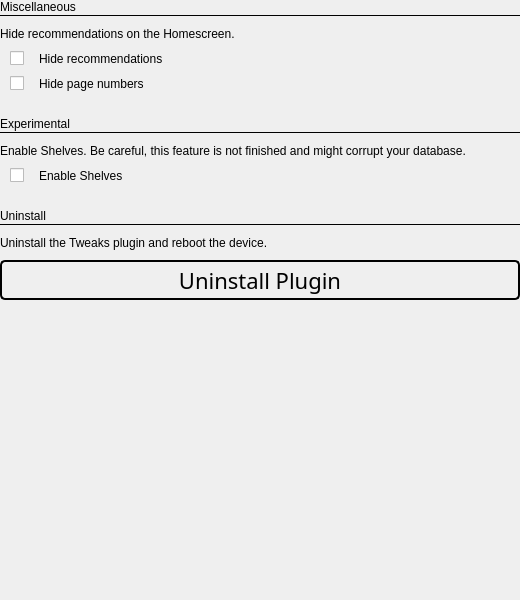
Before: the Qt Designer form src/tweaks/TweaksSettingsMiscView.ui in ah-/koboplugins, drawn with Qt 5.
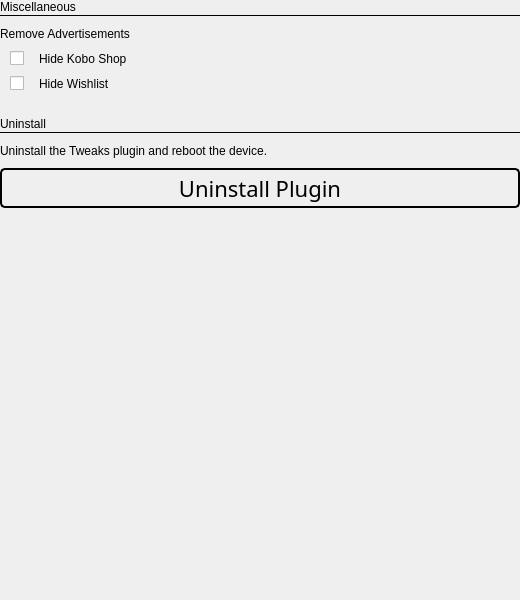
After: the same form once the commit is applied. Icons and pictures are not drawn. Custom widgets are drawn as their Qt base class.

What changed in the file:
```diff
--- a/src/tweaks/TweaksSettingsMiscView.ui
+++ b/src/tweaks/TweaksSettingsMiscView.ui
@@ -54,7 +54,7 @@
 padding-bottom: 10;</string>
      </property>
      <property name="text">
-      <string>Hide recommendations on the Homescreen.</string>
+      <string>Remove Advertisements</string>
      </property>
      <property name="textFormat">
       <enum>Qt::RichText</enum>
@@ -98,7 +98,7 @@
 </string>
        </property>
        <property name="text">
-        <string>Hide recommendations</string>
+        <string>Hide Kobo Shop</string>
        </property>
       </widget>
      </item>
@@ -122,100 +122,7 @@
 </string>
        </property>
        <property name="text">
-        <string>Hide page numbers</string>
-       </property>
-      </widget>
-     </item>
-    </layout>
-   </item>
-   <item>
-    <widget class="QLabel" name="label_5">
-     <property name="minimumSize">
-      <size>
-       <width>0</width>
-       <height>40</height>
-      </size>
-     </property>
-     <property name="styleSheet">
-      <string notr="true">font: 20px &quot;Avenir&quot;;</string>
-     </property>
-     <property name="text">
-      <string>Experimental</string>
-     </property>
-     <property name="textFormat">
-      <enum>Qt::RichText</enum>
-     </property>
-     <property name="alignment">
-      <set>Qt::AlignBottom|Qt::AlignLeading|Qt::AlignLeft</set>
-     </property>
-     <property name="wordWrap">
-      <bool>true</bool>
-     </property>
-    </widget>
-   </item>
-   <item>
-    <widget class="QFrame" name="frame_2">
-     <property name="frameShape">
-      <enum>QFrame::HLine</enum>
-     </property>
-     <property name="frameShadow">
-      <enum>QFrame::Plain</enum>
-     </property>
-    </widget>
-   </item>
-   <item>
-    <widget class="TouchLabel" name="label_4">
-     <property name="styleSheet">
-      <string notr="true">font: 20px &quot;Avenir&quot;; 
-padding-top: 10px; 
-padding-bottom: 10;</string>
-     </property>
-     <property name="text">
-      <string>Enable Shelves. Be careful, this feature is not finished and might corrupt your database.</string>
-     </property>
-     <property name="textFormat">
-      <enum>Qt::RichText</enum>
-     </property>
-     <property name="wordWrap">
-      <bool>true</bool>
-     </property>
-     <property name="indent">
-      <number>0</number>
-     </property>
-    </widget>
-   </item>
-   <item>
-    <layout class="QFormLayout" name="formLayout_3">
-     <property name="fieldGrowthPolicy">
-      <enum>QFormLayout::AllNonFixedFieldsGrow</enum>
-     </property>
-     <property name="horizontalSpacing">
-      <number>10</number>
-     </property>
-     <property name="verticalSpacing">
-      <number>10</number>
-     </property>
-     <item row="1" column="1">
-      <widget class="TouchCheckBox" name="shelves">
-       <property name="styleSheet">
-        <string notr="true">QCheckBox {
-    spacing: 15px;
-    font: bold 20px &quot;Avenir&quot;;
-}
-
-QCheckBox::indicator:unchecked {
-    image: url(:/images/widgets/checkbox_off.png);
-}
-QCheckBox::indicator:checked {
-    image: url(:/images/widgets/checkbox_on.png);
-}
-QCheckBox::indicator:disabled {
-    image: url(:/images/widgets/checkbox_disabled.png);
-}
-</string>
-       </property>
-       <property name="text">
-        <string>Enable Shelves</string>
+        <string>Hide Wishlist</string>
        </property>
       </widget>
      </item>
```
Left out of the diff: 7 changed lines with no effect on the pictures.
